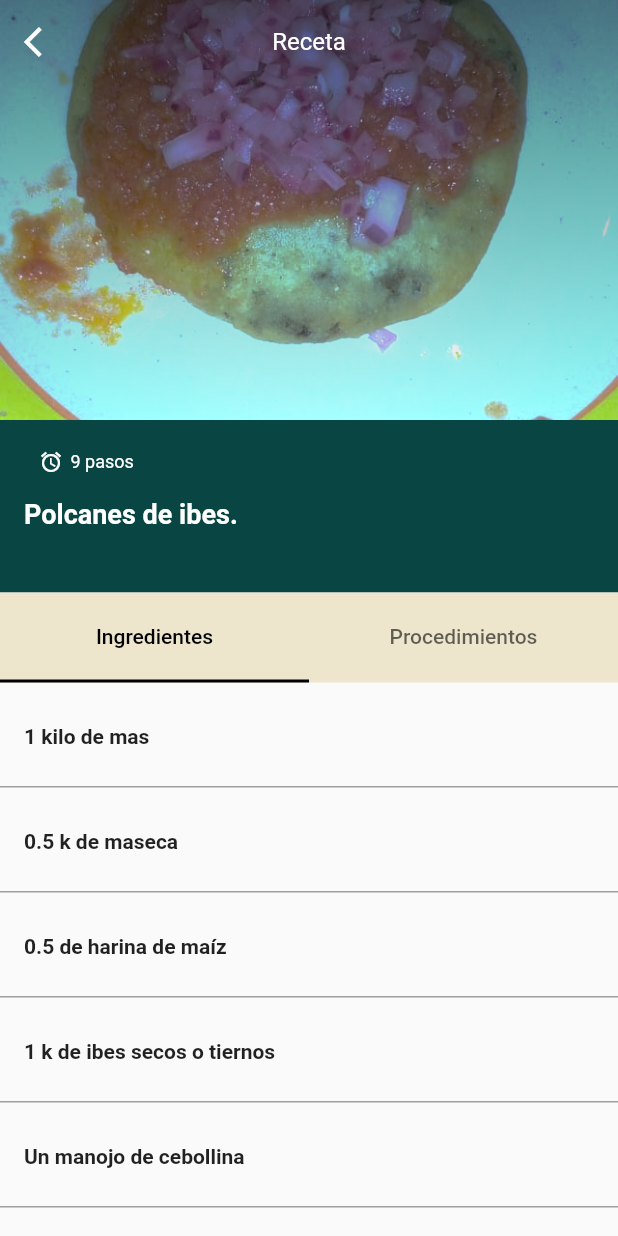
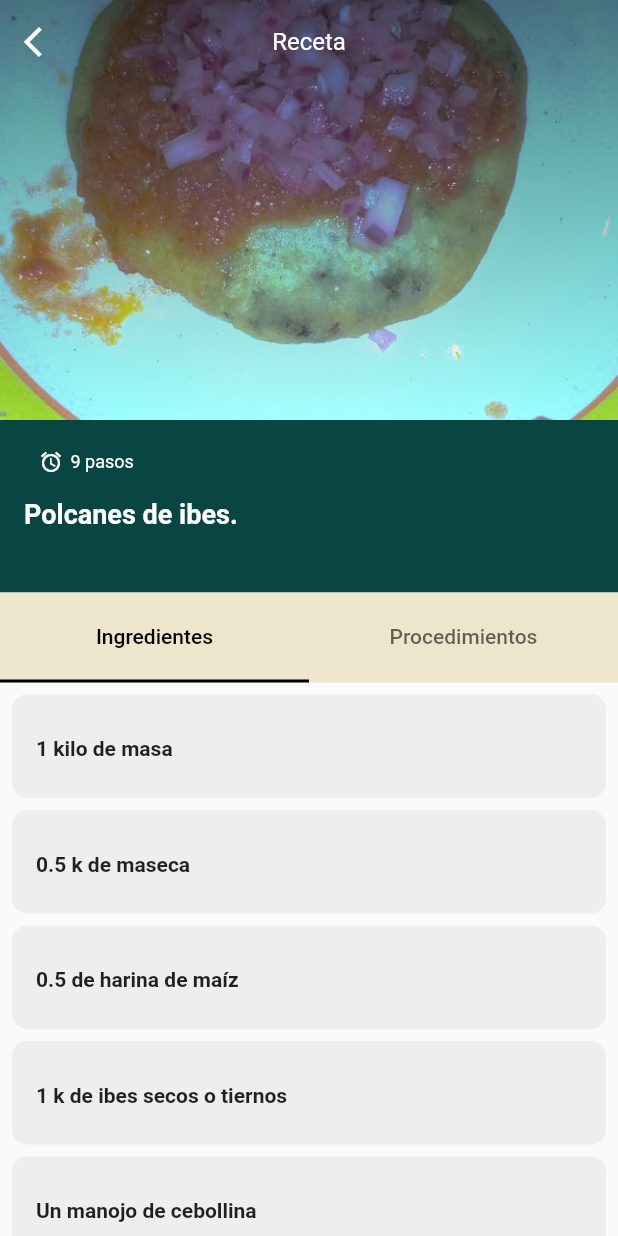
Before and after one commit to SaulColli/AppRecetas, a Flutter app: the MainApp screen opened directly, after a tap on "Polcanes de ibes.", on a phone screen of 412 x 824 dp. Run offline on Flutter 3.47's test engine with Material 2 defaults, Android fonts, the phone set to English and light mode, and no system bars; our stand-ins replace flutter_svg; Roboto replaces fonts that are missing (inter).

Commit message:
Tipo: Feat, Asunto: Corrección de errores y últimas actualizaciones

```diff
--- a/flutter_application_1/lib/views/widgets/ingridient_tile.dart
+++ b/flutter_application_1/lib/views/widgets/ingridient_tile.dart
@@ -10,19 +10,24 @@ class IngridientTile extends StatelessWidget {
   Widget build(BuildContext context) {
     return Container(
       width: MediaQuery.of(context).size.width,
+      margin: const EdgeInsets.only(top: 8, left: 8, right: 8),
       padding: const EdgeInsets.symmetric(horizontal: 16, vertical: 24),
-      decoration: const BoxDecoration(
-          border: Border(bottom: BorderSide(color: Colors.grey, width: 1))),
+      decoration: BoxDecoration(
+        borderRadius: BorderRadius.circular(10),
+        color: Colors.grey[200],
+
+        //border: Border(bottom: BorderSide(color: Colors.grey, width: 1))
+      ),
       child: Row(
         mainAxisAlignment: MainAxisAlignment.spaceBetween,
         children: [
           Flexible(
             flex: 9,
-            child: Text(
-              data.name,
-              style: const TextStyle(
-                  fontSize: 14, fontWeight: FontWeight.w600, height: 150 / 100),
-            ),
+            child: Text(data.name,
+                style: const TextStyle(
+                    fontSize: 14,
+                    fontWeight: FontWeight.w600,
+                    height: 150 / 100)),
           ),
           Flexible(
             flex: 3,
--- a/flutter_application_1/lib/views/widgets/step_tile.dart
+++ b/flutter_application_1/lib/views/widgets/step_tile.dart
@@ -12,8 +12,12 @@ class StepTile extends StatelessWidget {
     return Container(
       width: MediaQuery.of(context).size.width,
       padding: const EdgeInsets.symmetric(horizontal: 16, vertical: 20),
-      decoration: const BoxDecoration(
-          border: Border(bottom: BorderSide(color: Colors.grey, width: 1))),
+      margin: const EdgeInsets.only(top: 8, left: 8, right: 8),
+      decoration: BoxDecoration(
+        borderRadius: BorderRadius.circular(10),
+        color: Colors.grey[200],
+        //border: const Border(bottom: BorderSide(color: Colors.grey, width: 1))
+      ),
       child: Column(
         mainAxisAlignment: MainAxisAlignment.start,
         crossAxisAlignment: CrossAxisAlignment.start,
@@ -35,8 +39,8 @@ class StepTile extends StatelessWidget {
                         color: Colors.black.withOpacity(0.8),
                         fontWeight: FontWeight.w500,
                         height: 150 / 100),
-                  ),
-                )
+                    textAlign: TextAlign.justify,
+                  ))
               : const SizedBox(),
         ],
       ),
```
Also changed, not shown: flutter_application_1/lib/models/helper/recipe_helper.dart (+36 -36 lines).
